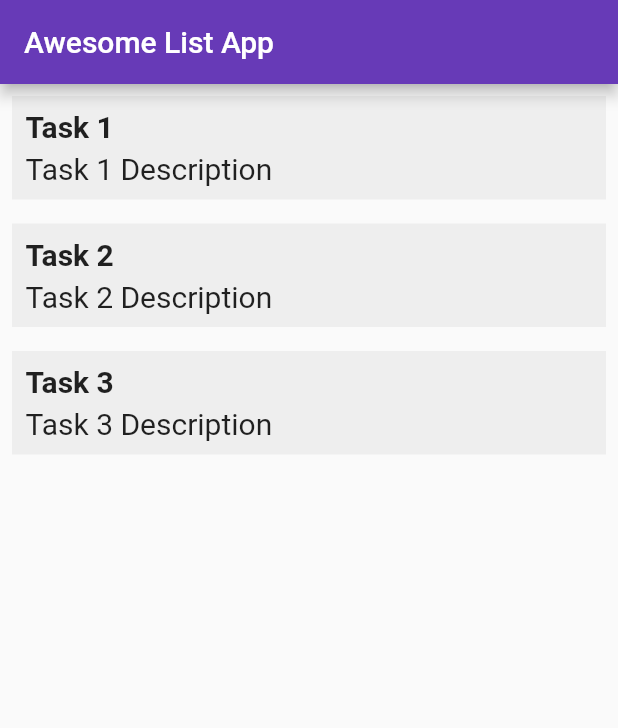
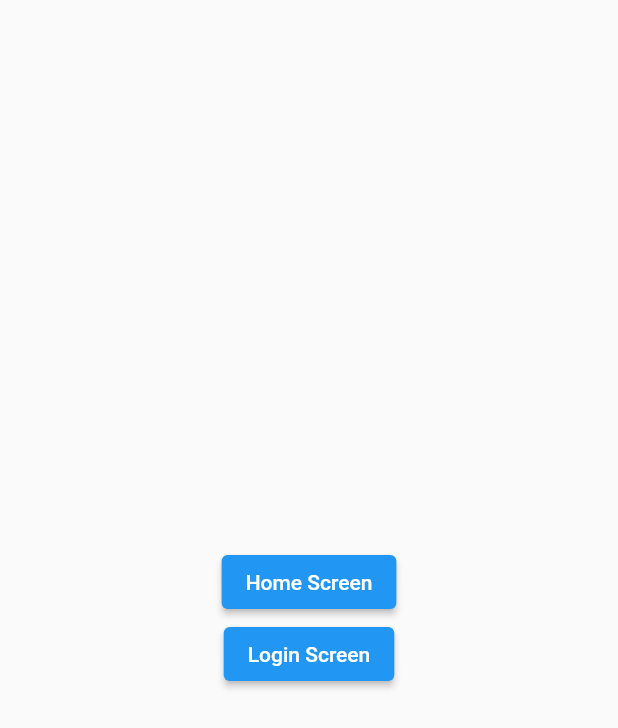
Before and after one commit to MarwanBukhori/Things-To-Do-Flutter, a Flutter app: the screen it shows after launch, on a phone screen of 412 x 824 dp. Shown: the top 728 px of the screen. Run offline on Flutter 3.47's test engine with Material 2 defaults, Android fonts, the phone set to English and light mode, and no system bars.

Commit message:
add screen tets

```diff
--- a/lib/main.dart
+++ b/lib/main.dart
@@ -1,22 +1,19 @@
 import 'package:flutter/material.dart';
-import 'package:flutter_note/screen/home.screen.dart';
+import 'package:flutter_note/screen/test.screen.dart';
 
 void main() {
-  runApp(const MyApp());
+  runApp(MyApp());
 }
 
 class MyApp extends StatelessWidget {
-  const MyApp({Key? key}) : super(key: key);
-
-  // This widget is the root of your application.
   @override
   Widget build(BuildContext context) {
     return MaterialApp(
       title: 'Flutter Demo',
       theme: ThemeData(
-        primarySwatch: Colors.deepPurple,
+        primarySwatch: Colors.blue,
       ),
-      home: HomeScreen(),
+      home: TestScreen(),
     );
   }
 }
--- a/lib/screen/home.screen.dart
+++ b/lib/screen/home.screen.dart
@@ -1,25 +1,22 @@
-
-
 import 'package:flutter/material.dart';
 import 'package:flutter_note/model/task.model.dart';
 
 class HomeScreen extends StatelessWidget {
-
   @override
   Widget build(BuildContext context) {
     return Scaffold(
-      appBar: AppBar(title: Text('Awesome List App'),
+      appBar: AppBar(
+        title: Text('Awesome List App'),
       ),
       body: ListView(
-        children:
-          List.generate(
+        children: List.generate(
           taskList.length,
               (index) {
             return TaskContainer(task: taskList[index]);
-      }),
+          },
+        ),
       ),
     );
-
   }
 }
 
@@ -35,20 +32,21 @@ class TaskContainer extends StatelessWidget {
       child: Container(
         decoration: BoxDecoration(
           color: Colors.grey.shade200,
-          border: Border.all(
-            color: Colors.grey.shade200
-          ),
+          border: Border.all(color: Colors.grey.shade300),
         ),
         padding: const EdgeInsets.all(8.0),
+        child: Row(
+          children: [
+            Expanded(
               child: Column(
                 crossAxisAlignment: CrossAxisAlignment.start,
                 children: [
                   Text(
                     task.title,
-                style: TextStyle(fontSize: 20, fontWeight: FontWeight.bold),
+                    style: TextStyle(fontSize: 20, fontWeight: FontWeight.w600),
                   ),
                   SizedBox(
-                height: 5
+                    height: 5,
                   ),
                   Text(
                     task.description,
@@ -57,6 +55,10 @@ class TaskContainer extends StatelessWidget {
                 ],
               ),
             ),
+            Icon(Icons.delete),
+          ],
+        ),
+      ),
     );
   }
 }
--- /dev/null
+++ b/lib/screen/test.screen.dart
@@ -0,0 +1,40 @@
+import 'package:flutter/material.dart';
+import 'package:flutter_note/screen/home.screen.dart';
+import 'package:flutter_note/screen/login.screen.dart';
+
+class TestScreen extends StatelessWidget {
+  const TestScreen({Key? key}) : super(key: key);
+
+  @override
+  Widget build(BuildContext context) {
+    return Material(
+      child: Column(
+        mainAxisAlignment: MainAxisAlignment.center,
+        children: [
+          ElevatedButton(
+            onPressed: () {
+              Navigator.push(
+                context,
+                MaterialPageRoute(
+                  builder: (context) => HomeScreen(),
+                ),
+              );
+            },
+            child: Text('Home Screen'),
+          ),
+          ElevatedButton(
+            onPressed: () {
+              Navigator.push(
+                context,
+                MaterialPageRoute(
+                  builder: (context) => LoginScreen(),
+                ),
+              );
+            },
+            child: Text('Login Screen'),
+          )
+        ],
+      ),
+    );
+  }
+}
```
Also changed, not shown: lib/screen/login.screen.dart (added, +17 -0 lines), 1 other file. Lines whose indentation alone changed are shown as unchanged.
